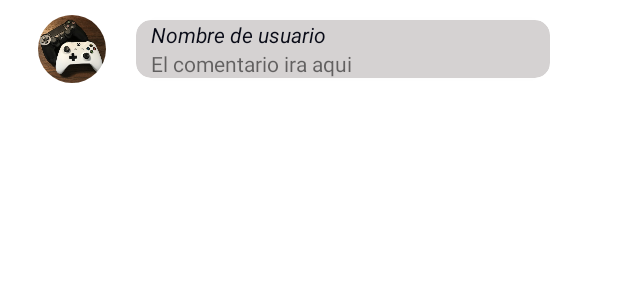
After one commit to EduShareTeam/MobileApp, an Android app: the layout cardview_comment.xml on its own in the app's theme, with its tools: preview values and no code run, on a phone screen of 412 x 824 dp. The commit adds this screen. Shown: the top 300 px of the screen. Run offline under Robolectric (Android 15) with nearby library versions, the phone set to English and light mode, and no system bars.

Commit message:
Implemented comment section on product detail section

```diff
--- /dev/null
+++ b/app/src/main/res/layout/cardview_comment.xml
@@ -0,0 +1,57 @@
+<?xml version="1.0" encoding="utf-8"?>
+<FrameLayout xmlns:android="http://schemas.android.com/apk/res/android"
+    xmlns:app="http://schemas.android.com/apk/res-auto"
+    android:layout_width="match_parent"
+    android:layout_height="wrap_content"
+    android:layout_marginLeft="25dp"
+    android:layout_marginTop="10dp"
+    android:layout_marginRight="25dp"
+    android:layout_marginBottom="5dp">
+
+    <LinearLayout
+        android:layout_width="match_parent"
+        android:layout_height="wrap_content"
+        android:gravity="center"
+        android:orientation="horizontal">
+
+        <de.hdodenhof.circleimageview.CircleImageView
+            android:id="@+id/circleImageComment"
+            android:layout_width="45dp"
+            android:layout_height="45dp"
+            android:src="@drawable/cover_image" />
+
+        <androidx.cardview.widget.CardView
+            android:layout_width="wrap_content"
+            android:layout_height="wrap_content"
+            android:layout_marginLeft="20dp"
+            android:layout_marginRight="20dp"
+            android:layout_weight="1"
+            app:cardBackgroundColor="@color/colorGray"
+            app:cardCornerRadius="10dp">
+
+            <LinearLayout
+                android:layout_width="match_parent"
+                android:layout_height="match_parent"
+                android:orientation="vertical">
+
+                <TextView
+                    android:id="@+id/textViewUsername"
+                    android:layout_width="match_parent"
+                    android:layout_height="wrap_content"
+                    android:layout_marginLeft="10dp"
+                    android:layout_marginRight="10dp"
+                    android:text="Nombre de usuario"
+                    android:textColor="@color/colorDarkBlue"
+                    android:textStyle="italic" />
+
+                <TextView
+                    android:id="@+id/textViewComment"
+                    android:layout_width="match_parent"
+                    android:layout_height="wrap_content"
+                    android:layout_marginLeft="10dp"
+                    android:layout_marginRight="10dp"
+                    android:text="El comentario ira aqui" />
+            </LinearLayout>
+        </androidx.cardview.widget.CardView>
+    </LinearLayout>
+</FrameLayout>
```
Also changed, not shown: app/src/main/java/com/fatihbaser/edusharedemo/activities/PostDetailActivity.java (+120 -5 lines), app/src/main/java/com/fatihbaser/edusharedemo/adapter/CommentAdapter.java (added, +93 -0 lines), app/src/main/java/com/fatihbaser/edusharedemo/models/Comment.java (added, +62 -0 lines), app/src/main/java/com/fatihbaser/edusharedemo/providers/CommentsProvider.java (added, +24 -0 lines), app/src/main/res/layout/activity_post_detail.xml (+28 -0 lines).
